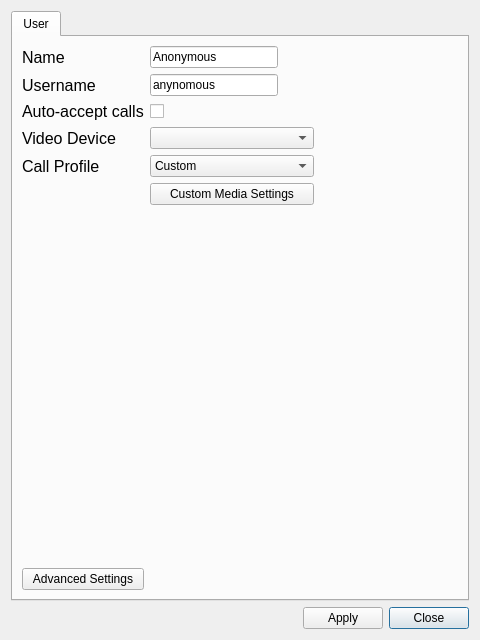
This is ui/settings.ui in ultravideo/uvgComm as Qt 5 draws it before an edit. The edited form follows.
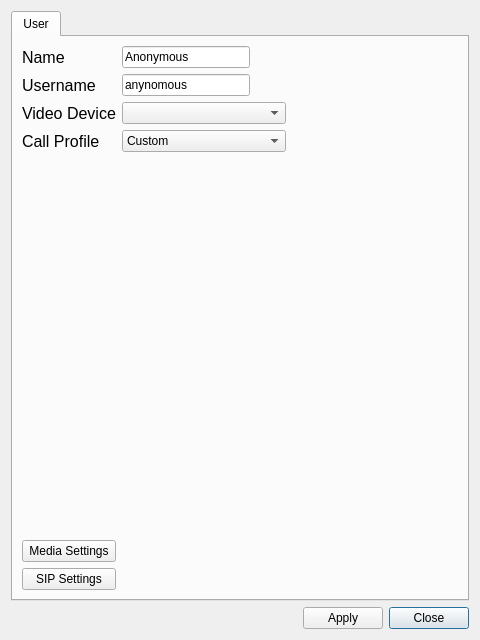
This is the edited form.

Commit message:
refactor(GUI): Move auto-accept to advanced and change names of settings.
The advanced settings is no SIP settings and custom media settings is now
just media settings.

```diff
--- a/ui/settings.ui
+++ b/ui/settings.ui
@@ -51,44 +51,7 @@
        <string>User</string>
       </attribute>
       <layout class="QGridLayout" name="gridLayout_4">
-       <item row="3" column="1">
-        <widget class="QLineEdit" name="username_edit">
-         <property name="maximumSize">
-          <size>
-           <width>128</width>
-           <height>16777215</height>
-          </size>
-         </property>
-         <property name="text">
-          <string>anynomous</string>
-         </property>
-        </widget>
-       </item>
-       <item row="4" column="0">
-        <widget class="QLabel" name="label">
-         <property name="font">
-          <font>
-           <pointsize>12</pointsize>
-          </font>
-         </property>
-         <property name="text">
-          <string>Auto-accept calls</string>
-         </property>
-        </widget>
-       </item>
-       <item row="5" column="0">
-        <widget class="QLabel" name="VideoDeviceLabel">
-         <property name="font">
-          <font>
-           <pointsize>12</pointsize>
-          </font>
-         </property>
-         <property name="text">
-          <string>Video Device</string>
-         </property>
-        </widget>
-       </item>
-       <item row="5" column="1">
+       <item row="4" column="1">
         <widget class="QComboBox" name="videoDevice">
          <property name="minimumSize">
           <size>
@@ -104,38 +67,7 @@
          </property>
         </widget>
        </item>
-       <item row="4" column="1">
-        <widget class="QCheckBox" name="auto_accept">
-         <property name="font">
-          <font>
-           <pointsize>12</pointsize>
-          </font>
-         </property>
-         <property name="text">
-          <string/>
-         </property>
-        </widget>
-       </item>
-       <item row="9" column="0">
-        <widget class="QPushButton" name="advanced_settings_button">
-         <property name="text">
-          <string>Advanced Settings</string>
-         </property>
-        </widget>
-       </item>
-       <item row="3" column="0">
-        <widget class="QLabel" name="Username">
-         <property name="font">
-          <font>
-           <pointsize>12</pointsize>
-          </font>
-         </property>
-         <property name="text">
-          <string>Username</string>
-         </property>
-        </widget>
-       </item>
-       <item row="8" column="0" colspan="2">
+       <item row="7" column="0" colspan="2">
         <spacer name="verticalSpacer_2">
          <property name="orientation">
           <enum>Qt::Vertical</enum>
@@ -148,7 +80,38 @@
          </property>
         </spacer>
        </item>
-       <item row="2" column="2" rowspan="7">
+       <item row="9" column="0">
+        <widget class="QPushButton" name="advanced_settings_button">
+         <property name="text">
+          <string>SIP Settings</string>
+         </property>
+        </widget>
+       </item>
+       <item row="5" column="0">
+        <widget class="QLabel" name="label_2">
+         <property name="font">
+          <font>
+           <pointsize>12</pointsize>
+          </font>
+         </property>
+         <property name="text">
+          <string>Call Profile</string>
+         </property>
+        </widget>
+       </item>
+       <item row="4" column="0">
+        <widget class="QLabel" name="VideoDeviceLabel">
+         <property name="font">
+          <font>
+           <pointsize>12</pointsize>
+          </font>
+         </property>
+         <property name="text">
+          <string>Video Device</string>
+         </property>
+        </widget>
+       </item>
+       <item row="2" column="2" rowspan="6">
         <spacer name="horizontalSpacer_2">
          <property name="orientation">
           <enum>Qt::Horizontal</enum>
@@ -161,32 +124,19 @@
          </property>
         </spacer>
        </item>
-       <item row="2" column="1">
-        <widget class="QLineEdit" name="name_edit">
-         <property name="maximumSize">
-          <size>
-           <width>128</width>
-           <height>16777215</height>
-          </size>
-         </property>
-         <property name="text">
-          <string>Anonymous</string>
-         </property>
-        </widget>
-       </item>
-       <item row="2" column="0">
-        <widget class="QLabel" name="Name">
+       <item row="3" column="0">
+        <widget class="QLabel" name="Username">
          <property name="font">
           <font>
            <pointsize>12</pointsize>
           </font>
          </property>
          <property name="text">
-          <string>Name</string>
+          <string>Username</string>
          </property>
         </widget>
        </item>
-       <item row="6" column="1">
+       <item row="5" column="1">
         <widget class="QComboBox" name="comboBox">
          <item>
           <property name="text">
@@ -195,25 +145,51 @@
          </item>
         </widget>
        </item>
-       <item row="6" column="0">
-        <widget class="QLabel" name="label_2">
+       <item row="3" column="1">
+        <widget class="QLineEdit" name="username_edit">
+         <property name="maximumSize">
+          <size>
+           <width>128</width>
+           <height>16777215</height>
+          </size>
+         </property>
+         <property name="text">
+          <string>anynomous</string>
+         </property>
+        </widget>
+       </item>
+       <item row="2" column="0">
+        <widget class="QLabel" name="Name">
          <property name="font">
           <font>
            <pointsize>12</pointsize>
           </font>
          </property>
          <property name="text">
-          <string>Call Profile</string>
+          <string>Name</string>
          </property>
         </widget>
        </item>
-       <item row="7" column="1">
+       <item row="2" column="1">
+        <widget class="QLineEdit" name="name_edit">
+         <property name="maximumSize">
+          <size>
+           <width>128</width>
+           <height>16777215</height>
+          </size>
+         </property>
+         <property name="text">
+          <string>Anonymous</string>
+         </property>
+        </widget>
+       </item>
+       <item row="8" column="0">
         <widget class="QPushButton" name="custom_settings_button">
          <property name="enabled">
           <bool>true</bool>
          </property>
          <property name="text">
-          <string>Custom Media Settings</string>
+          <string>Media Settings</string>
          </property>
         </widget>
        </item>
```
The commit also changes 3 other files.
